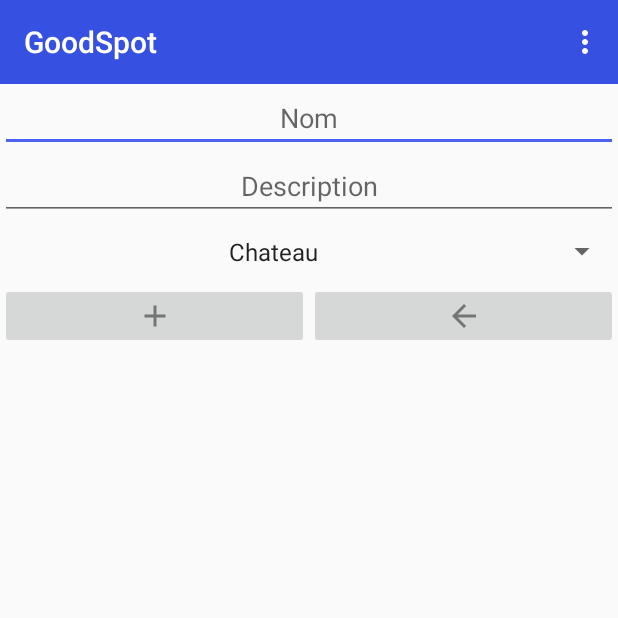
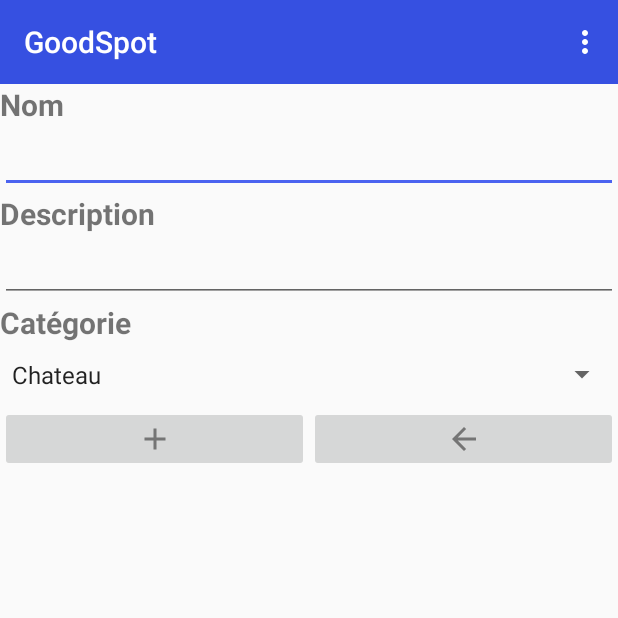
Before and after one commit to D4xor/GoodSpot, an Android app: the AddMarkerActivity screen opened directly, with no data from a screen before it, on a phone screen of 412 x 824 dp, the top half of it. Run offline under Robolectric (Android 15) with nearby library versions, the phone set to English and light mode, and no system bars.

Commit message:
Fixs Layout AddMarker

```diff
--- a/app/src/main/java/com/example/goodspot/Activities/MapsActivity.java
+++ b/app/src/main/java/com/example/goodspot/Activities/MapsActivity.java
@@ -74,6 +74,7 @@ public class MapsActivity extends AppCompatActivity implements OnMapReadyCallbac
 
         fusedLocationProviderClient = LocationServices.getFusedLocationProviderClient(this);
 
+        //Afficher la toolbar
         setSupportActionBar(mToolbar);
         getSupportActionBar().setDisplayShowHomeEnabled(true);
 
@@ -106,7 +107,7 @@ public class MapsActivity extends AppCompatActivity implements OnMapReadyCallbac
     @Override
     public void onMapReady(GoogleMap googleMap) {
         mMap = googleMap;
-        //
+        //Verifier une deuxième fois la géolocalisation
         if (ContextCompat.checkSelfPermission(this, Manifest.permission.ACCESS_FINE_LOCATION) == PackageManager.PERMISSION_GRANTED
                 && ActivityCompat.checkSelfPermission(this,Manifest.permission.ACCESS_COARSE_LOCATION) == PackageManager.PERMISSION_GRANTED){
             fetchLastLocation();
--- a/app/src/main/java/com/example/goodspot/FirebaseDatabaseHelper.java
+++ b/app/src/main/java/com/example/goodspot/FirebaseDatabaseHelper.java
@@ -44,10 +44,8 @@ public class FirebaseDatabaseHelper {
                 }
                 dataStatus.DataIsLoaded(markers,keys);
             }
-
             @Override
             public void onCancelled(@NonNull DatabaseError databaseError) {
-
             }
         });
     }
--- a/app/src/main/res/layout/activity_add_marker.xml
+++ b/app/src/main/res/layout/activity_add_marker.xml
@@ -9,31 +9,50 @@
         android:id="@+id/toolbar"
         layout="@layout/toolbar" />
 
+    <TextView
+        android:layout_width="wrap_content"
+        android:layout_height="wrap_content"
+        android:text="Nom"
+        android:textStyle="bold"
+        android:textSize="20dp"
+        />
+
     <EditText
         android:id="@+id/name"
         android:layout_width="match_parent"
         android:layout_height="wrap_content"
         android:ems="10"
-        android:hint="Nom"
         android:inputType="textPersonName"
         android:textAlignment="center" />
+
+    <TextView
+        android:layout_width="wrap_content"
+        android:layout_height="wrap_content"
+        android:text="Description"
+        android:textStyle="bold"
+        android:textSize="20dp"
+        />
 
     <EditText
         android:id="@+id/desc"
         android:layout_width="match_parent"
         android:layout_height="wrap_content"
         android:ems="10"
-        android:hint="Description"
-        android:inputType="textPersonName"
-        android:textAlignment="center" />
+        android:inputType="textPersonName" />
 
+    <TextView
+        android:layout_width="wrap_content"
+        android:layout_height="wrap_content"
+        android:text="Catégorie"
+        android:textStyle="bold"
+        android:textSize="20dp"
+        />
 
     <Spinner
         android:id="@+id/spinner2"
         android:layout_width="match_parent"
         android:layout_height="42dp"
         android:entries="@array/type2"
-        android:textAlignment="center"
         />
 
     <LinearLayout
```
